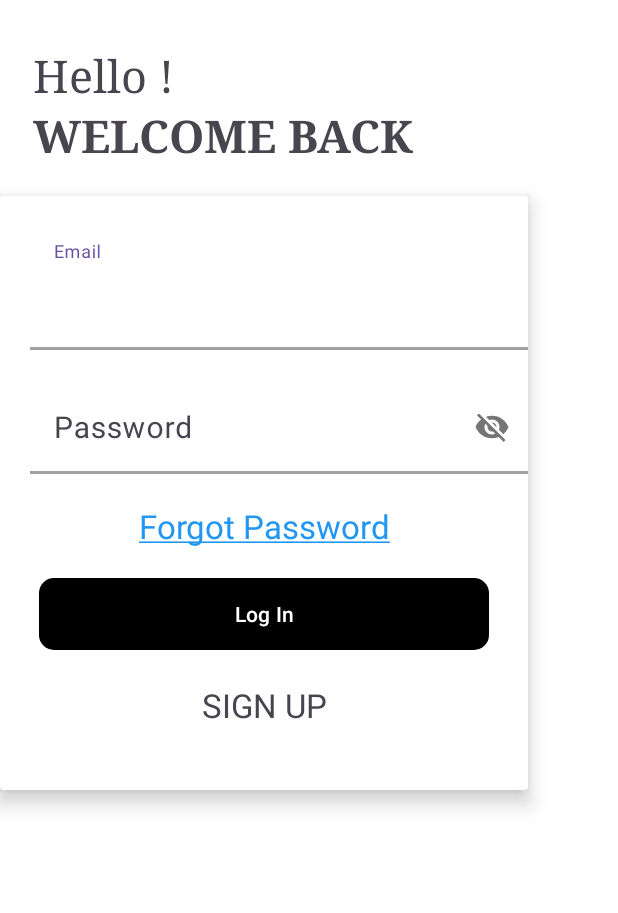
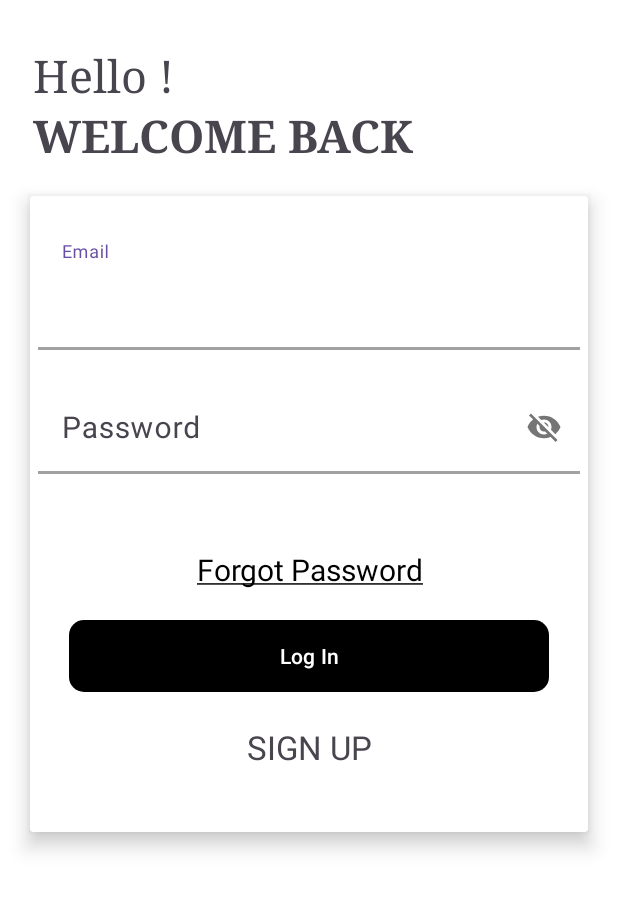
Before and after one commit to Sidv1405/CyberMart, an Android app: the screen it shows after launch (LoginActivity), on a phone screen of 412 x 824 dp, the part 180-1093 px from its top. Run offline under Robolectric (Android 15) with nearby library versions, the phone set to English and light mode, and no system bars.

Commit message:
sửa lại giao diện

```diff
--- a/app/src/main/res/layout/fragment_log_in.xml
+++ b/app/src/main/res/layout/fragment_log_in.xml
@@ -1,17 +1,16 @@
 <?xml version="1.0" encoding="utf-8"?>
 <LinearLayout xmlns:android="http://schemas.android.com/apk/res/android"
+    xmlns:app="http://schemas.android.com/apk/res-auto"
     android:layout_width="match_parent"
     android:layout_height="match_parent"
-    xmlns:app="http://schemas.android.com/apk/res-auto"
-    android:orientation="vertical"
     android:background="@color/white"
-    >
+    android:orientation="vertical">
 
     <ImageView
         android:layout_width="wrap_content"
         android:layout_height="wrap_content"
+        android:layout_gravity="center"
         android:layout_marginTop="20dp"
-        android:layout_gravity="center"
         android:layout_marginBottom="10dp"
         android:src="@drawable/img_logo" />
 
@@ -48,11 +47,10 @@
         android:layout_width="match_parent"
         android:layout_height="wrap_content"
         android:layout_gravity="start"
+        android:layout_marginHorizontal="20dp"
         android:layout_marginTop="20dp"
-            android:layout_marginRight="60dp"
         android:padding="10dp"
-            app:cardElevation="8dp"
-            >
+        app:cardElevation="8dp">
 
         <LinearLayout
             android:layout_width="match_parent"
@@ -62,7 +60,7 @@
             <com.google.android.material.textfield.TextInputLayout
                 android:layout_width="match_parent"
                 android:layout_height="wrap_content"
-                    android:layout_marginLeft="20dp"
+                android:layout_marginHorizontal="5dp"
                 android:layout_marginTop="30dp"
                 android:layout_marginBottom="10dp"
                 app:boxBackgroundMode="none"
@@ -80,7 +78,7 @@
             <com.google.android.material.textfield.TextInputLayout
                 android:layout_width="match_parent"
                 android:layout_height="wrap_content"
-                    android:layout_marginLeft="20dp"
+                android:layout_marginHorizontal="5dp"
                 android:layout_marginBottom="10dp"
                 app:boxBackgroundMode="none"
                 app:boxStrokeWidth="0dp"
@@ -99,13 +97,14 @@
                 android:id="@+id/txt_forgotPass"
                 android:layout_width="match_parent"
                 android:layout_height="wrap_content"
-                    android:layout_marginTop="10dp"
+                android:layout_marginTop="40dp"
                 android:gravity="center"
                 android:text="@string/forgot_pass"
-                    android:textColor="#2196F3"
-                    android:textSize="22dp" />
+                android:textColor="@color/black"
+                android:textSize="20dp" />
 
             <Button
+                android:id="@+id/btnLogin"
                 android:layout_width="match_parent"
                 android:layout_height="match_parent"
                 android:layout_marginHorizontal="26dp"
@@ -113,7 +112,6 @@
                 android:background="@drawable/button_black"
                 android:padding="10dp"
                 android:text="Log In"
-                    android:id="@+id/btnLogin"
                 app:backgroundTint="@null" />
 
             <TextView
```
Also changed, not shown: app/src/main/res/layout/fragment_forgot_pass.xml (+4 -4 lines), app/src/main/res/layout/fragment_set_new_pass.xml (+4 -4 lines), app/src/main/res/layout/fragment_sign_up.xml (+5 -5 lines). Lines whose indentation alone changed are shown as unchanged.
